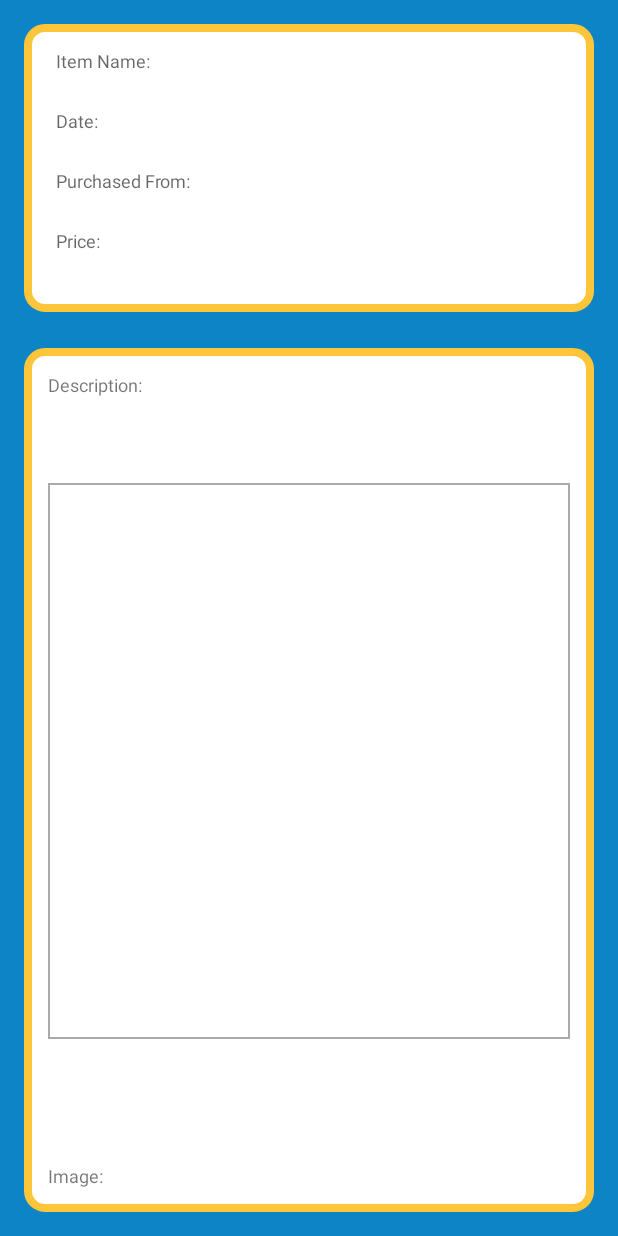
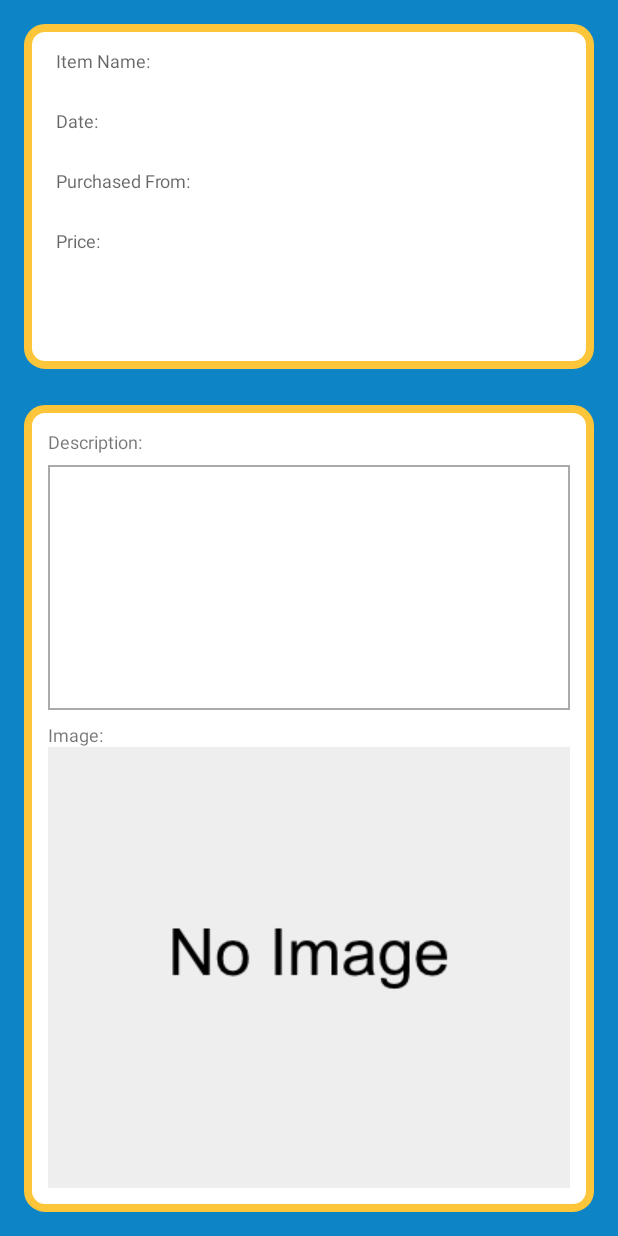
Before and after one commit to katleej/MDB-Inventory, an Android app: the layout activity_individual_purchse.xml on its own in the app's theme, with its tools: preview values and no code run, on a phone screen of 412 x 824 dp. Run offline under Robolectric (Android 15) with nearby library versions, the phone set to English and light mode, and no system bars.

Commit message:
some constraint proportions fixed, design completed

```diff
--- a/app/src/main/java/com/hfad/mdb_inventory/IndividualPurchseActivity.java
+++ b/app/src/main/java/com/hfad/mdb_inventory/IndividualPurchseActivity.java
@@ -30,7 +30,7 @@ public class IndividualPurchseActivity extends AppCompatActivity {
         item.setText("Item: " + _item);
         date.setText("Date: " + _date);
         location.setText("From: " + _location);
-        price.setText(_price);
+        price.setText("$" + _price);
         description.setText(_description);
     }
 }
--- a/app/src/main/java/com/hfad/mdb_inventory/MyAdapter.java
+++ b/app/src/main/java/com/hfad/mdb_inventory/MyAdapter.java
@@ -46,7 +46,7 @@ public class MyAdapter extends RecyclerView.Adapter<MyHolder> {
         location = models.get(i).getLocation();
 
         myHolder.item.setText(item);
-        myHolder.price.setText(price);
+        myHolder.price.setText("$" + price);
         myHolder.purchaser.setText(purchaser);
         myHolder.location.setText(location);
         Glide.with(myHolder.image.getContext()).load(image).into(myHolder.image);
--- a/app/src/main/res/layout/activity_add_new.xml
+++ b/app/src/main/res/layout/activity_add_new.xml
@@ -75,7 +75,6 @@
 
         <EditText
             android:id="@+id/description"
-            android:textStyle="italic"
             android:hint="Give a brief description of your purchase if needed"
             android:gravity="top"
             android:layout_width="match_parent"
@@ -106,7 +105,6 @@
                 android:src="@drawable/image" />
         </LinearLayout>
 
-
         <ImageView
             android:id="@+id/image"
             android:layout_width="match_parent"
--- a/app/src/main/res/layout/activity_individual_purchse.xml
+++ b/app/src/main/res/layout/activity_individual_purchse.xml
@@ -11,7 +11,8 @@
     <LinearLayout
         android:id="@+id/individual_box1"
         android:layout_width="match_parent"
-        android:layout_height="wrap_content"
+        android:layout_height="0dp"
+        android:layout_weight="3"
         android:layout_marginStart="16dp"
         android:layout_marginTop="16dp"
         android:layout_marginEnd="16dp"
@@ -53,11 +54,11 @@
     <LinearLayout
         android:id="@+id/individual_box2"
         android:layout_width="match_parent"
-        android:layout_height="match_parent"
+        android:layout_height="0dp"
+        android:layout_weight="7"
         android:layout_margin="16dp"
         android:layout_marginStart="8dp"
         android:layout_marginEnd="8dp"
-        android:layout_marginBottom="8dp"
         android:radius="10dp"
         android:background="@drawable/shape"
         android:orientation="vertical"
@@ -66,8 +67,9 @@
         <TextView
             android:layout_width="wrap_content"
             android:layout_height="0dp"
-            android:layout_weight="1"
+            android:layout_weight="0.5"
             android:textSize="12dp"
+            android:layout_marginBottom="8dp"
             android:text="Description:"/>
 
         <TextView
@@ -80,25 +82,20 @@
 
         <TextView
             android:layout_width="wrap_content"
-            android:layout_height="0dp"
-            android:layout_weight="1"
-            android:orientation="horizontal"/>
-
-            <TextView
-                android:layout_width="wrap_content"
-                android:layout_height="wrap_content"
-                android:layout_marginTop="8dp"
-                android:textSize="12dp"
-                android:text="Image:"/>
-
-        </LinearLayout>
-
+            android:layout_height="wrap_content"
+            android:layout_marginTop="8dp"
+            android:textSize="12dp"
+            android:text="Image:"/>
 
         <ImageView
             android:id="@+id/individual_image"
             android:layout_width="match_parent"
             android:layout_height="0dp"
             android:layout_weight="9"
+            android:scaleType="center"
             android:src="@drawable/no_image"/>
 
+    </LinearLayout>
+
+
 </LinearLayout>
```
